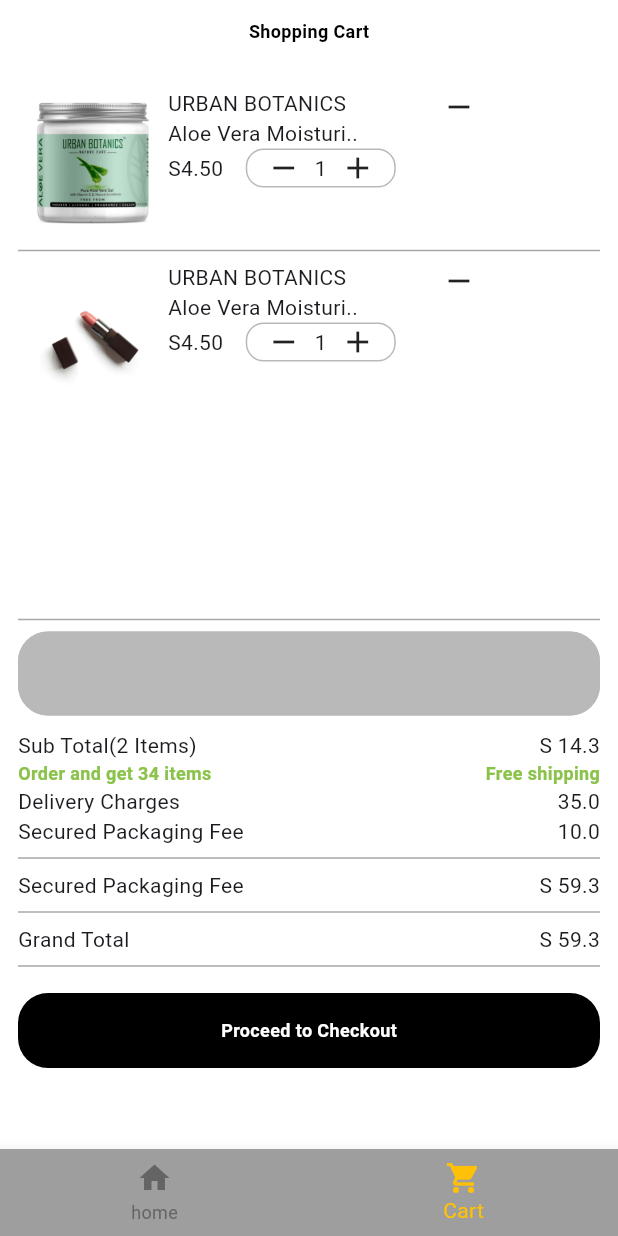
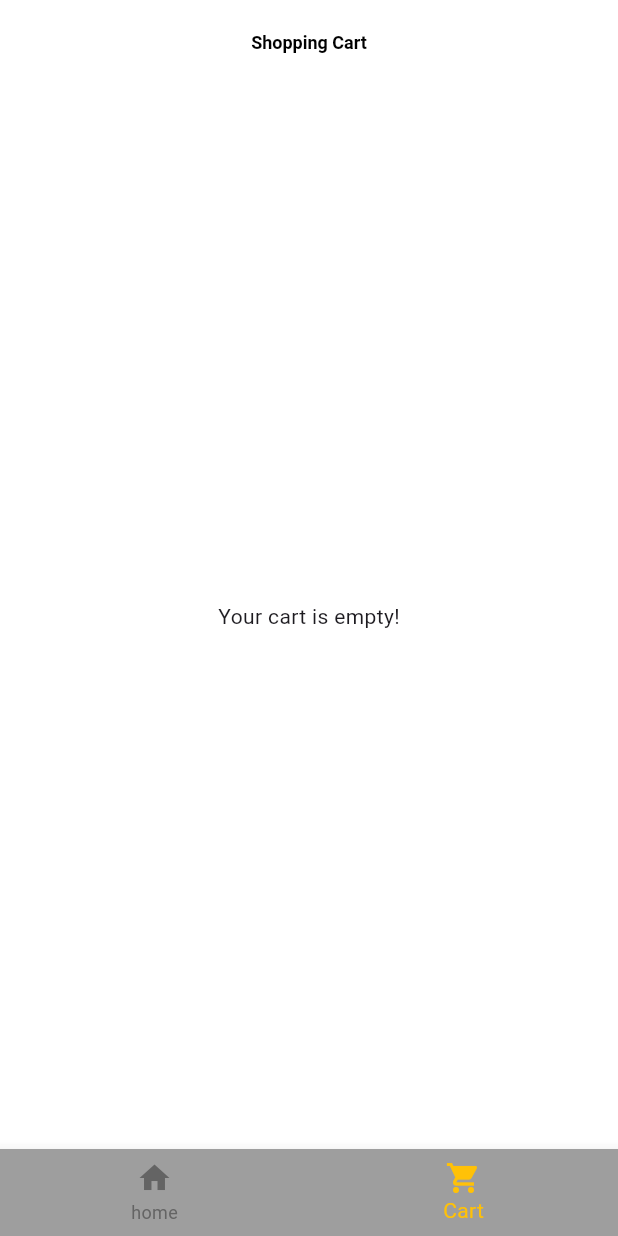
Before and after one commit to Hariprakash-dev/Ecommerce, a Flutter app: the MainScreen screen opened directly, item 2 of the bottom bar chosen, on a phone screen of 412 x 824 dp. Run offline on Flutter 3.47's test engine with Material 3 defaults, Android fonts, the phone set to English and light mode, and no system bars.

Commit message:
Add to cart and Filter

```diff
--- /dev/null
+++ b/lib/Models/product.dart
@@ -0,0 +1,25 @@
+class Product {
+  final String name;
+  final String category;
+  final String imagepath;
+  final int rate;
+  Product({
+    required this.name,
+    required this.category,
+    required this.imagepath,
+    required this.rate
+  });
+}
+
+final List<Product> productList = [
+  Product(name: "Frag", category: "Fragrance", imagepath: "Assets/pro4.webp",rate: 45),
+  Product(name: "Frag", category: "Fragrance", imagepath: "Assets/pro4.webp",rate: 45),
+  Product(name: "Cream", category: "Skincare", imagepath: "Assets/pro2.jpeg",rate: 45),
+  Product(name: "Frag", category: "Fragrance", imagepath: "Assets/pro4.webp",rate: 45),
+  Product(name: "Lipstick", category: "Makeup", imagepath: "Assets/pro3.jpeg",rate: 45),
+  Product(name: "Cream", category: "Skincare", imagepath: "Assets/pro2.jpeg",rate: 45),
+  Product(name: "Lipstick", category: "Makeup", imagepath: "Assets/pro3.jpeg",rate: 45),
+  Product(name: "Cream", category: "Skincare", imagepath: "Assets/pro2.jpeg",rate: 45),
+  Product(name: "Lipstick", category: "Makeup", imagepath: "Assets/pro3.jpeg",rate: 45),
+  Product(name: "Shampoo", category: "Hair", imagepath: "Assets/pro1.jpeg",rate: 45),
+];
--- a/lib/Screens/cart_screen.dart
+++ b/lib/Screens/cart_screen.dart
@@ -1,4 +1,6 @@
+import 'package:ecom/Provider/cart_provider.dart';
 import 'package:flutter/material.dart';
+import 'package:provider/provider.dart';
 
 class CartScreen extends StatefulWidget {
   const CartScreen({super.key});
@@ -10,16 +12,16 @@ class CartScreen extends StatefulWidget {
 class _CartScreenState extends State<CartScreen> {
   @override
   Widget build(BuildContext context) {
+    TextEditingController _controller = TextEditingController();
+    final cartProvider = Provider.of<CartProvider>(context);
+
     return Scaffold(
       backgroundColor: Colors.white,
-      body: Padding(
-        padding: const EdgeInsets.all(12.0),
-        child: SingleChildScrollView(
-          scrollDirection: Axis.vertical,
-          child: Column(
-            children: [
-              Center(
-                child: Text(
+      appBar: AppBar(
+        centerTitle: true,
+        automaticallyImplyLeading: false,
+        backgroundColor: Colors.white,
+        title: Text(
           "Shopping Cart",
           style: TextStyle(
             fontSize: 12,
@@ -28,57 +30,91 @@ class _CartScreenState extends State<CartScreen> {
           ),
         ),
       ),
-              SizedBox(height: 30),
-              Row(
+      body:
+          cartProvider.cartItems.isEmpty
+              ? Center(child: Text("Your cart is empty!"))
+              : Padding(
+                padding: const EdgeInsets.all(12.0),
+                child: Column(
+                  children: [
+                    Expanded(
+                      child: ListView.separated(
+                        itemCount: cartProvider.cartItems.length,
+                        shrinkWrap: true,
+                        itemBuilder: (context, index) {
+                          final product = cartProvider.cartItems.keys.elementAt(
+                            index,
+                          );
+                          final quantity = cartProvider.cartItems[product]!;
+
+                          return ListTile(
+                            leading: Image.asset(product.imagepath),
+                            minLeadingWidth: 2,
+
+                            title: Column(
                               crossAxisAlignment: CrossAxisAlignment.start,
                               children: [
-                  Column(
+                                Row(
+                                  mainAxisAlignment:
+                                      MainAxisAlignment.spaceBetween,
                                   children: [
-                      Image.asset("Assets/pro2.jpeg", height: 100, width: 100),
+                                    Text(product.name),
+
+                                    GestureDetector(
+                                      onTap: () {
+                                        cartProvider.removeFromCart(product);
+                                      },
+                                      child: Icon(Icons.close),
+                                    ),
                                   ],
                                 ),
-                  SizedBox(
-                    width: MediaQuery.of(context).size.width / 2,
-                    child: Column(
-                      children: [
-                        Row(
-                          mainAxisAlignment: MainAxisAlignment.spaceBetween,
-                          crossAxisAlignment: CrossAxisAlignment.start,
-                          children: [
-                            Text("URBAN BOTANICS\nAloe Vera Moisturi.."),
-                            Icon(Icons.remove),
-                          ],
-                        ),
+                                Text(product.category),
                                 Row(
                                   children: [
-                            Text("S4.50"),
-                                                        SizedBox(width: 15,),
-
-                            SizedBox(
-                              width: 100,
-                              child: Container(
+                                    Text("₹${product.rate * quantity}"),
+                                    SizedBox(width: 10),
+                                    Container(
                                       decoration: BoxDecoration(
                                         borderRadius: BorderRadius.all(
-                                    Radius.circular(12),
+                                          Radius.circular(30),
                                         ),
                                         border: Border.all(
-                                    color: Color.fromRGBO(185, 185, 185, 1),
+                                          color: Color.fromRGBO(
+                                            185,
+                                            185,
+                                            185,
+                                            1,
+                                          ),
                                         ),
                                       ),
                                       child: Padding(
                                         padding: const EdgeInsets.only(
-                                    left: 8.0,
-                                    right: 8,
+                                          left: 16.0,
+                                          right: 16,
+                                          top: 4,
+                                          bottom: 4,
                                         ),
                                         child: Row(
-                                    mainAxisAlignment:
-                                        MainAxisAlignment.spaceAround,
                                           children: [
-                                      Icon(Icons.remove),
-                                      Text("1"),
-                                      Icon(Icons.add),
+                                            GestureDetector(
+                                              onTap: () {
+                                                cartProvider.removeFromCart(
+                                                  product,
+                                                );
+                                              },
+                                              child: Icon(Icons.remove),
+                                            ),
+                                            SizedBox(width: 25),
+
+                                            Text("$quantity"),
+                                            SizedBox(width: 25),
+                                            GestureDetector(
+                                              onTap: () {
+                                                cartProvider.addToCart(product);
+                                              },
+                                              child: Icon(Icons.add),
+                                            ),
                                           ],
-                                  ),
                                         ),
                                       ),
                                     ),
@@ -86,166 +122,109 @@ class _CartScreenState extends State<CartScreen> {
                                 ),
                               ],
                             ),
+                          );
+                        },
+                        separatorBuilder: (BuildContext context, int index) {
+                          return Container(
+                            height: 1,
+                            color: Colors.grey, // Custom style
+                          );
+                        },
+                      ),
+                    ),
+
+                    SizedBox(height: 30),
+                    Divider(
+                      color: Color.fromRGBO(165, 167, 169, 1),
+                      thickness: 1,
+                    ),
+                    TextFormField(
+                      decoration: InputDecoration(
+                        filled: true,
+                        fillColor: Color.fromRGBO(185, 185, 185, 1),
+                        hintText: "Add Coupon code",
+                        hintStyle: TextStyle(color: Colors.black),
+
+                        prefixIcon: Icon(Icons.add),
+
+                        enabledBorder: OutlineInputBorder(
+                          borderRadius: BorderRadius.all(Radius.circular(20)),
+                          borderSide: BorderSide(
+                            color: Color.fromRGBO(185, 185, 185, 1),
+                          ),
+                        ),
+                        focusedBorder: OutlineInputBorder(
+                          borderRadius: BorderRadius.all(Radius.circular(20)),
+                          borderSide: BorderSide(
+                            color: Color.fromRGBO(185, 185, 185, 1),
+                          ),
+                        ),
+                      ),
+                    ),
+                    SizedBox(height: 10),
+                    Row(
+                      mainAxisAlignment: MainAxisAlignment.spaceBetween,
+                      children: [
+                        Column(
+                          crossAxisAlignment: CrossAxisAlignment.start,
+                          children: [
+                            Text(
+                              "Sub Total(${cartProvider.cartItems.length} Items)",
+                            ),
+                            Text(
+                              "Order and get 34 items",
+                              style: TextStyle(
+                                fontSize: 12,
+                                fontWeight: FontWeight.bold,
+                                color: Colors.lightGreen,
+                              ),
                             ),
                           ],
                         ),
-
-              Divider(color: Color.fromRGBO(165, 167, 169, 1), thickness: 1),
-              Row(
-                crossAxisAlignment: CrossAxisAlignment.start,
+                        Column(
+                          crossAxisAlignment: CrossAxisAlignment.end,
                           children: [
-                  Column(
-                    children: [
-                      Image.asset("Assets/pro3.jpeg", height: 100, width: 100),
-                    ],
-                  ),
-                  SizedBox(
-                    height: 200,
-                    width: MediaQuery.of(context).size.width / 2,
-                    child: Column(
-                      children: [
-                        Row(
-                          mainAxisAlignment: MainAxisAlignment.spaceBetween,
-                          crossAxisAlignment: CrossAxisAlignment.start,
-                          children: [
-                            Text("URBAN BOTANICS\nAloe Vera Moisturi.."),
-                            Icon(Icons.remove),
-                          ],
-                        ),
-                        Row(
-                          children: [
-                            Text("S4.50"),
-                            SizedBox(width: 15,),
-                            SizedBox(
-                              width: 100,
-                              child: Container(
-                                decoration: BoxDecoration(
-                                  borderRadius: BorderRadius.all(
-                                    Radius.circular(12),
-                                  ),
-                                  border: Border.all(
-                                    color: Color.fromRGBO(185, 185, 185, 1),
-                                  ),
-                                ),
-                                child: Padding(
-                                  padding: const EdgeInsets.only(
-                                    left: 8.0,
-                                    right: 8,
-                                  ),
-                                  child: Row(
-                                    mainAxisAlignment:
-                                        MainAxisAlignment.spaceAround,
-                                    children: [
-                                      Icon(Icons.remove),
-                                      Text("1"),
-                                      Icon(Icons.add),
-                                    ],
-                                  ),
-                                ),
+                            Text("45"),
+                            Text(
+                              "Free shipping",
+                              style: TextStyle(
+                                fontSize: 12,
+                                fontWeight: FontWeight.bold,
+                                color: Colors.lightGreen,
                               ),
                             ),
                           ],
                         ),
                       ],
                     ),
-                  ),
-                ],
-              ),
-              SizedBox(height: 30),
-              Divider(color: Color.fromRGBO(165, 167, 169, 1), thickness: 1),
-               TextFormField(
-
-                              decoration: InputDecoration(
-                                filled: true,
-                                fillColor: Color.fromRGBO(185, 185, 185, 1),
-
-                                prefix: Row(
-                                children: [
-                                  Icon(Icons.add),
-                                  Text("Add Coupon code",style: TextStyle(color: Colors.black),)
-                                ],
-                              ),
-
-                                enabledBorder: OutlineInputBorder(
-                                  borderRadius: BorderRadius.all(
-                                    Radius.circular(20),
-                                  ),
-                                  borderSide: BorderSide(
-                                    color: Color.fromRGBO(185, 185, 185, 1),
-                                  ),
-                                ),
-                                focusedBorder: OutlineInputBorder(
-                                  borderRadius: BorderRadius.all(
-                                    Radius.circular(20),
-                                  ),
-                                  borderSide: BorderSide(
-                                    color: Color.fromRGBO(185, 185, 185, 1),
-                                  ),
-                                ),
-                              ),
-                            ),
-                            SizedBox(height: 10,),
                     Row(
                       mainAxisAlignment: MainAxisAlignment.spaceBetween,
-                              children: [
-                                Column(
-                                  crossAxisAlignment: CrossAxisAlignment.start,
-                                  children: [
-                                    Text("Sub Total(2 Items)"),
-                                    Text("Order and get 34 items",
-                                  style: TextStyle(
-                                    fontSize: 12,
-                                    fontWeight: FontWeight.bold,
-                                    color: Colors.lightGreen,
-                                  ),)
-                                  ],
-                                ),
-                                  Column(
-                                     crossAxisAlignment: CrossAxisAlignment.end,
-                                  children: [
-                                    Text("S 14.3"),
-                                    Text("Free shipping",
-                                  style: TextStyle(
-                                    fontSize: 12,
-                                    fontWeight: FontWeight.bold,
-                                    color: Colors.lightGreen,
-                                  ),)
-                                  ],
-                                )
-
-                              ],
+                      children: [Text("Delivery Charges"), Text("35.0")],
                     ),
                     Row(
                       mainAxisAlignment: MainAxisAlignment.spaceBetween,
-                              children: [
-                                Text("Delivery Charges"),
-                                  Text("35.0")
-                              ],
+                      children: [Text("Secured Packaging Fee"), Text("10.0")],
+                    ),
+                    Divider(
+                      color: Color.fromRGBO(165, 167, 169, 1),
+                      thickness: 1,
                     ),
                     Row(
                       mainAxisAlignment: MainAxisAlignment.spaceBetween,
-                              children: [
-                                Text("Secured Packaging Fee"),
-                                  Text("10.0")
-                              ],
+                      children: [Text("Secured Packaging Fee"), Text("S 59.3")],
                     ),
-                            Divider(color: Color.fromRGBO(165, 167, 169, 1), thickness: 1),
+                    Divider(
+                      color: Color.fromRGBO(165, 167, 169, 1),
+                      thickness: 1,
+                    ),
                     Row(
                       mainAxisAlignment: MainAxisAlignment.spaceBetween,
-                              children: [
-                                Text("Secured Packaging Fee"),
-                                  Text("S 59.3")
-                              ],
+                      children: [Text("Grand Total"), Text("S 59.3")],
                     ),
-                             Divider(color: Color.fromRGBO(165, 167, 169, 1), thickness: 1),
-                              Row(
-                              mainAxisAlignment: MainAxisAlignment.spaceBetween,
-                              children: [
-                                Text("Grand Total"),
-                                  Text("S 59.3")
-                              ],
+                    Divider(
+                      color: Color.fromRGBO(165, 167, 169, 1),
+                      thickness: 1,
                     ),
-                             Divider(color: Color.fromRGBO(165, 167, 169, 1), thickness: 1),
 
                     SizedBox(height: 10),
                     Container(
@@ -253,9 +232,7 @@ class _CartScreenState extends State<CartScreen> {
                       width: MediaQuery.of(context).size.width,
 
                       decoration: BoxDecoration(
-                              borderRadius: BorderRadius.all(
-                                Radius.circular(20),
-                              ),
+                        borderRadius: BorderRadius.all(Radius.circular(20)),
                         color: Colors.black,
                       ),
                       child: Center(
@@ -269,10 +246,7 @@ class _CartScreenState extends State<CartScreen> {
                         ),
                       ),
                     ),
-
-
                   ],
-          ),
                 ),
               ),
     );
--- a/lib/Screens/login_screen.dart
+++ b/lib/Screens/login_screen.dart
@@ -7,6 +7,7 @@ class LoginScreen extends StatelessWidget {
   @override
   Widget build(BuildContext context) {
     return Scaffold(
+      resizeToAvoidBottomInset: false,
       backgroundColor: Colors.white,
       body: Column(
         children: [
--- a/pubspec.yaml
+++ b/pubspec.yaml
@@ -34,6 +34,7 @@ dependencies:
   # The following adds the Cupertino Icons font to your application.
   # Use with the CupertinoIcons class for iOS style icons.
   cupertino_icons: ^1.0.8
+  provider: ^6.1.2
 
 dev_dependencies:
   flutter_test:
@@ -65,6 +66,7 @@ flutter:
     - Assets/g.png
     - Assets/pro3.jpeg
     - Assets/pro2.jpeg
+    - Assets/pro4.webp
   # An image asset can refer to one or more resolution-specific "variants", see
   # https://flutter.dev/to/resolution-aware-images
 
```
Also changed, not shown: lib/Provider/cart_provider.dart (added, +33 -0 lines), lib/Screens/welcome_screen.dart (+100 -45 lines), lib/main.dart (+13 -5 lines), Assets/pro4.webp (added), pubspec.lock, 4 other files. Lines whose indentation alone changed are shown as unchanged.
